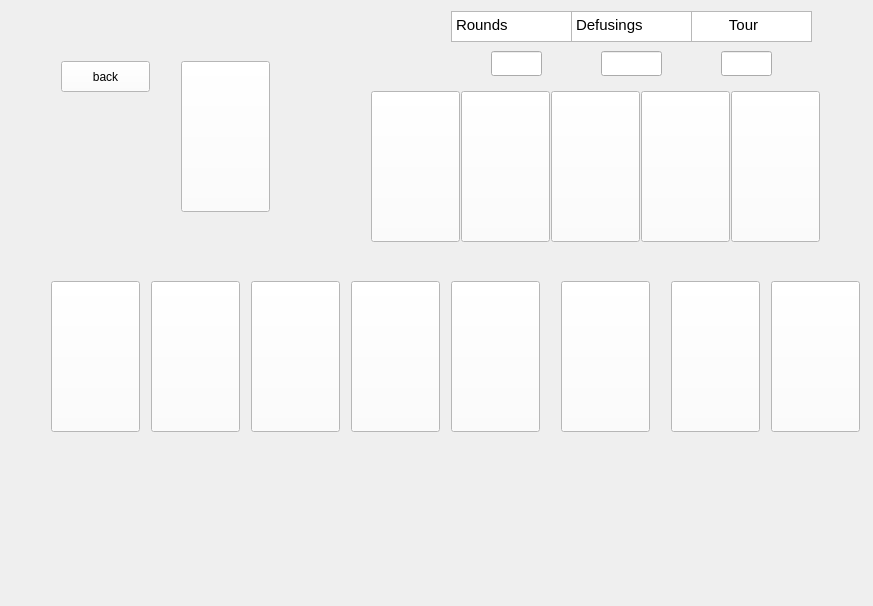
Old version of the form ui/mainwindow.ui in the repository NadjibBelaribi/time-bomb-game.
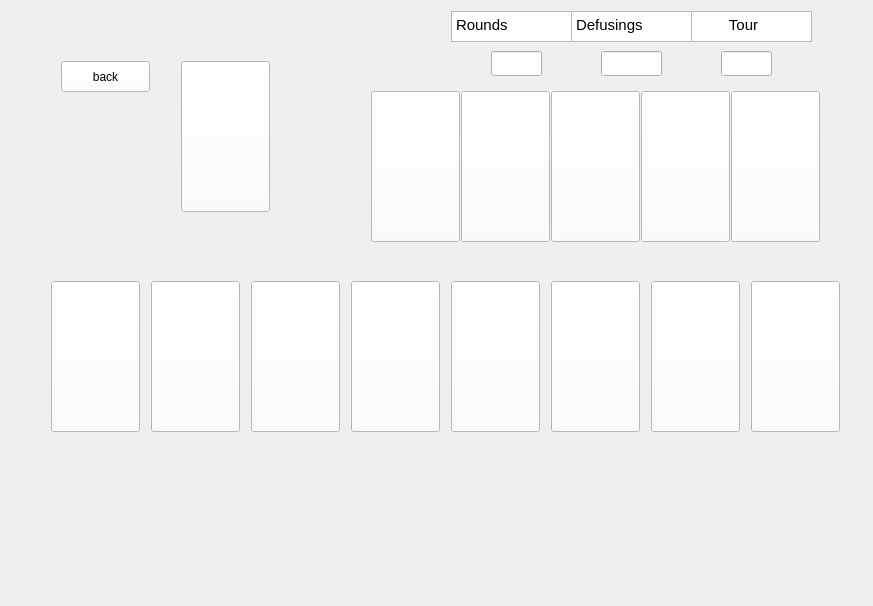
New version of the form. The open tabs and pages were chosen to show the change. Icons and pictures are not drawn.

```diff
--- a/ui/mainwindow.ui
+++ b/ui/mainwindow.ui
@@ -243,7 +243,7 @@
        <widget class="QPushButton" name="player6">
         <property name="geometry">
          <rect>
-          <x>550</x>
+          <x>540</x>
           <y>270</y>
           <width>89</width>
           <height>151</height>
@@ -256,7 +256,7 @@
        <widget class="QPushButton" name="player7">
         <property name="geometry">
          <rect>
-          <x>660</x>
+          <x>640</x>
           <y>270</y>
           <width>89</width>
           <height>151</height>
@@ -269,7 +269,7 @@
        <widget class="QPushButton" name="player8">
         <property name="geometry">
          <rect>
-          <x>760</x>
+          <x>740</x>
           <y>270</y>
           <width>89</width>
           <height>151</height>
```
Left out of the diff: 3 changed lines with no effect on the pictures.
